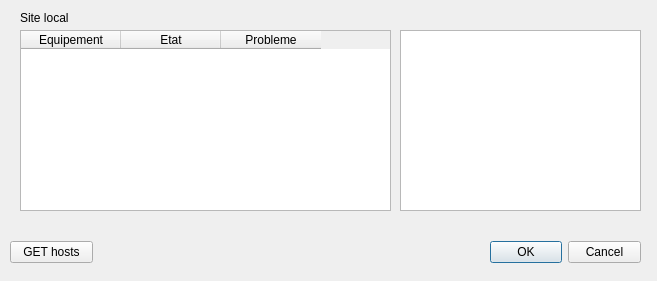
Above: Superviseur/QSuperviseur/fen_superviseur.ui from SNIRNagios/FinalRemy before the change. Below: the same form after it.
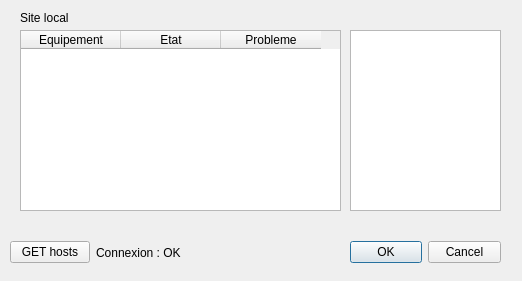
That is the form after the change.

Commit message: Fonction insertion OK

```diff
--- a/Superviseur/QSuperviseur/fen_superviseur.ui
+++ b/Superviseur/QSuperviseur/fen_superviseur.ui
@@ -6,7 +6,7 @@
    <rect>
     <x>0</x>
     <y>0</y>
-    <width>657</width>
+    <width>522</width>
     <height>281</height>
    </rect>
   </property>
@@ -16,7 +16,7 @@
   <widget class="QDialogButtonBox" name="buttonBox">
    <property name="geometry">
     <rect>
-     <x>490</x>
+     <x>350</x>
      <y>240</y>
      <width>151</width>
      <height>25</height>
@@ -88,7 +88,7 @@
     <item>
      <widget class="QLabel" name="LA_statusLabel">
       <property name="text">
-       <string/>
+       <string>Connexion : OK</string>
       </property>
      </widget>
     </item>
@@ -97,9 +97,9 @@
   <widget class="QTextEdit" name="textEdit">
    <property name="geometry">
     <rect>
-     <x>400</x>
+     <x>350</x>
      <y>30</y>
-     <width>241</width>
+     <width>151</width>
      <height>181</height>
     </rect>
    </property>
@@ -122,7 +122,7 @@
     <rect>
      <x>20</x>
      <y>30</y>
-     <width>371</width>
+     <width>321</width>
      <height>181</height>
     </rect>
    </property>
```
The commit also changes 2 other files.
